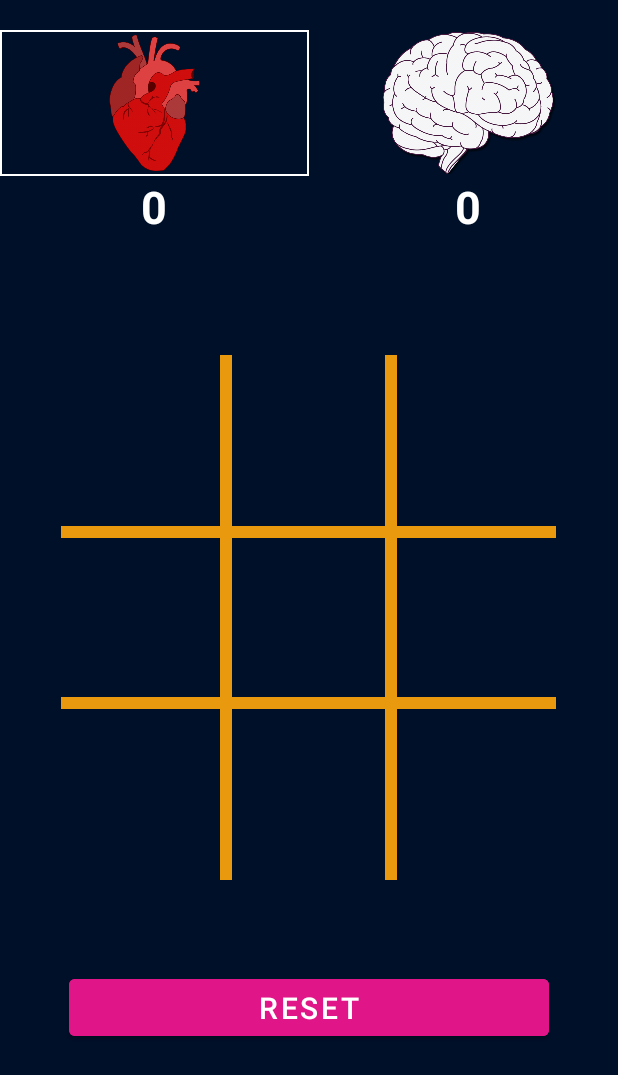
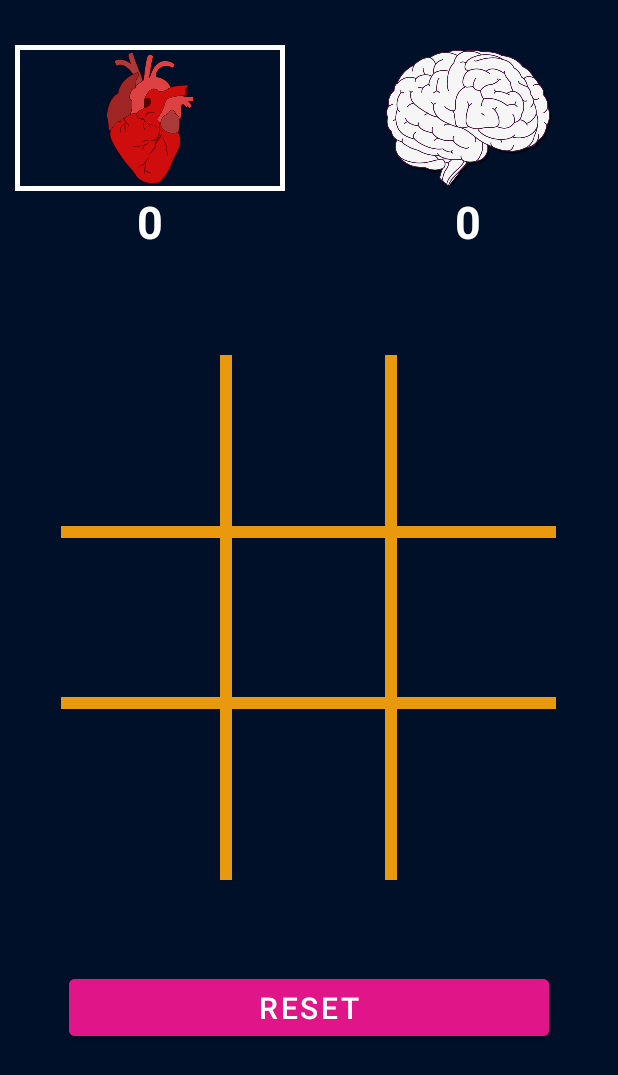
Before and after one commit to nastaran-motiee/tic-tac-toe, an Android app: the screen it shows after launch (MainActivity), on a phone screen of 412 x 824 dp. Shown: the top 1075 px of the screen. Run offline under Robolectric (Android 15) with nearby library versions, the phone set to English and light mode, and no system bars.

Commit message:
fixed borders

```diff
--- a/app/src/main/res/layout/activity_main.xml
+++ b/app/src/main/res/layout/activity_main.xml
@@ -8,12 +8,12 @@
     tools:context=".MainActivity">
 
     <!--Scores-->
+
     <LinearLayout
         android:id="@+id/HeartFrame"
-        android:layout_width="206dp"
+        android:layout_width="200dp"
         android:layout_height="143dp"
         android:layout_marginTop="20dp"
-        android:layout_marginBottom="10dp"
         android:orientation="vertical"
 
         >
@@ -21,12 +21,18 @@
         <FrameLayout
             android:id="@+id/HeartBorder"
             android:layout_width="match_parent"
-            android:layout_height="97dp">
+            android:layout_height="97dp"
+            android:layout_marginStart="10dp"
+            android:layout_marginLeft="10dp"
+            android:layout_marginTop="10dp"
+            android:layout_marginEnd="10dp"
+            android:layout_marginRight="10dp"
+            android:background="#ED0D0D">
 
             <FrameLayout
                 android:layout_width="match_parent"
                 android:layout_height="match_parent"
-                android:layout_margin="1dp"
+                android:layout_margin="3dp"
                 android:background="#001029">
 
                 <ImageView
@@ -52,6 +58,7 @@
     </LinearLayout>
 
     <LinearLayout
+        android:id="@+id/BrainFrame"
         android:layout_width="200dp"
         android:layout_height="143dp"
         android:layout_alignParentTop="true"
@@ -59,23 +66,29 @@
         android:layout_marginTop="20dp"
         android:layout_marginBottom="10dp"
         android:orientation="vertical">
+
         <FrameLayout
             android:id="@+id/BrainBorder"
             android:layout_width="match_parent"
             android:layout_height="97dp"
-            android:background="#001029">
+            android:layout_marginStart="10dp"
+            android:layout_marginLeft="10dp"
+            android:layout_marginTop="10dp"
+            android:layout_marginEnd="10dp"
+            android:layout_marginRight="10dp"
+            android:background="#009688">
 
             <FrameLayout
                 android:layout_width="match_parent"
                 android:layout_height="match_parent"
-                android:layout_margin="1dp"
+                android:layout_margin="3dp"
                 android:background="#001029">
 
                 <ImageView
                     android:id="@+id/imageView5"
                     android:layout_width="wrap_content"
                     android:layout_height="wrap_content"
-                    app:srcCompat="@drawable/circle"/>
+                    app:srcCompat="@drawable/circle" />
             </FrameLayout>
         </FrameLayout>
 
--- a/app/src/main/res/layout/brain_dialog.xml
+++ b/app/src/main/res/layout/brain_dialog.xml
@@ -17,7 +17,7 @@
         android:id="@+id/textView4"
         android:layout_width="match_parent"
         android:layout_height="wrap_content"
-        android:text="Wins"
+        android:text="WINNER!"
         android:textAlignment="center"
         android:textColor="@color/white"
         android:textSize="50dp" />
--- a/app/src/main/res/layout/heart_dialog.xml
+++ b/app/src/main/res/layout/heart_dialog.xml
@@ -17,9 +17,9 @@
         android:id="@+id/textView4"
         android:layout_width="match_parent"
         android:layout_height="wrap_content"
-        android:text="Wins"
+        android:text="WINNER!"
+        android:textAlignment="center"
         android:textColor="@color/white"
-        android:textAlignment="center"
         android:textSize="50dp" />
 
     <Button
```
